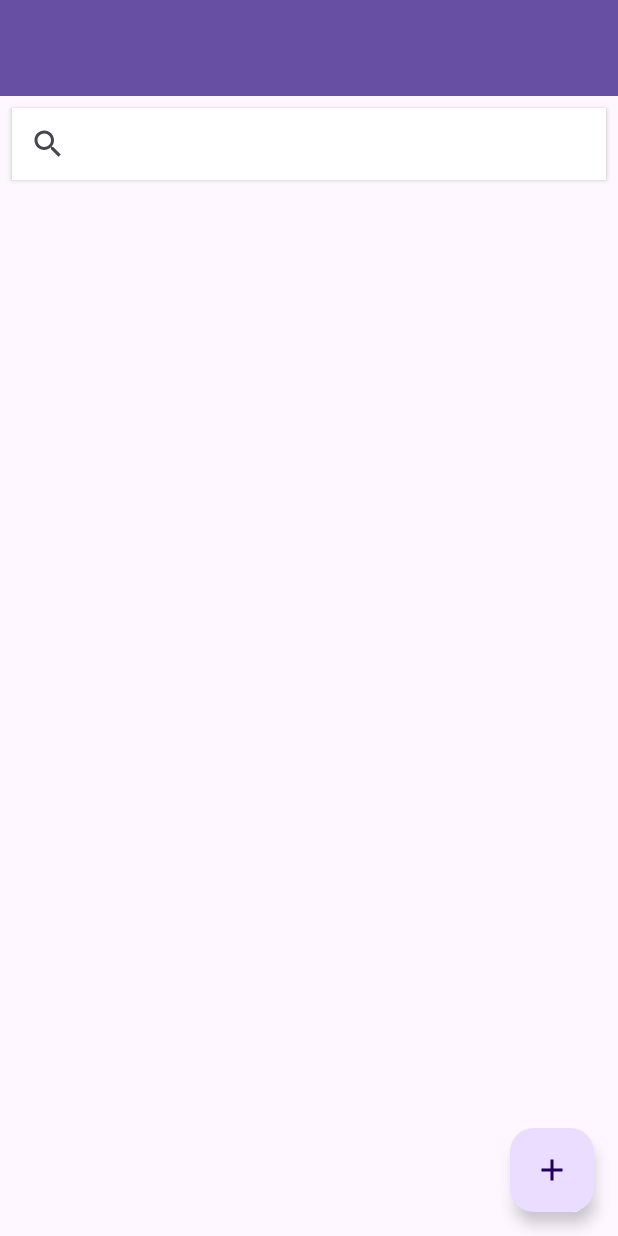
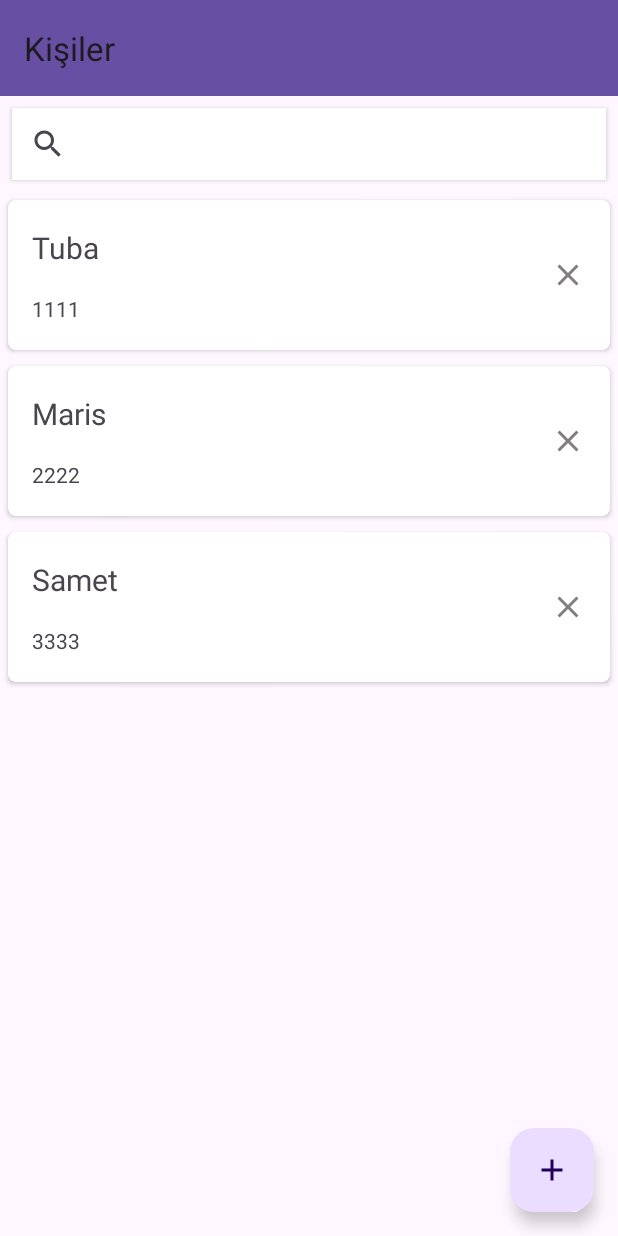
Before and after one commit to tubaranasakar/KisilerUygulamasi, an Android app: the screen it shows after launch (MainActivity), on a phone screen of 412 x 824 dp. Run offline under Robolectric (Android 15) with nearby library versions, the phone set to English and light mode, and no system bars.

Commit message:
RecyclerView için gerekli tüm kodlamalar tamamlandı.

```diff
--- a/app/src/main/java/com/example/kisileruygulamasi/ui/adapter/KisilerAdapter.kt
+++ b/app/src/main/java/com/example/kisileruygulamasi/ui/adapter/KisilerAdapter.kt
@@ -1,12 +1,16 @@
 package com.example.kisileruygulamasi.ui.adapter
 
 import android.content.Context
+import android.util.Log
 import android.view.LayoutInflater
 import android.view.ViewGroup
+import androidx.navigation.Navigation
 import androidx.recyclerview.widget.RecyclerView
 import com.example.kisileruygulamasi.data.entity.Kisiler
 import com.example.kisileruygulamasi.databinding.CardTasarimBinding
 import com.example.kisileruygulamasi.databinding.FragmentAnaSayfaBinding
+import com.example.kisileruygulamasi.ui.fragment.AnaSayfaFragmentDirections
+import com.google.android.material.snackbar.Snackbar
 
 class KisilerAdapter(var mContext:Context,var kisilerListesi:List<Kisiler>) : RecyclerView.Adapter<KisilerAdapter.CardTasarimTutucu>() {
 
@@ -14,18 +18,41 @@ class KisilerAdapter(var mContext:Context,var kisilerListesi:List<Kisiler>) : Re
     inner class CardTasarimTutucu(var tasarim:CardTasarimBinding) : RecyclerView.ViewHolder(tasarim.root)
 
     override fun onCreateViewHolder(parent: ViewGroup, viewType: Int): CardTasarimTutucu {
-        //viewBinding kurulumunun buraa yapılması gerekir
+        // ViewBinding kurulumunun burada yapılması gerekir
         val binding = CardTasarimBinding.inflate(LayoutInflater.from(mContext),parent,false)
         return CardTasarimTutucu(binding)
 
     }
 
     override fun onBindViewHolder(holder: CardTasarimTutucu, position: Int) {
+        // Asıl önemli kısım burasıdır. Yapılacak tüm işlemler burada gerçekleştirilir.
+        val kisi = kisilerListesi.get(position)
+        val t = holder.tasarim
+
+        t.textViewKisiAd.text = kisi.kisi_ad
+        t.textViewKisiTel.text = kisi.kisi_tel
+
+        t.cardViewSatir.setOnClickListener {
+            val gecis = AnaSayfaFragmentDirections.kisiDetayGecis(kisi = kisi)
+            Navigation.findNavController(it).navigate(gecis)
+        }
+
+        t.imageViewSil.setOnClickListener {
+            Snackbar.make(it,"${kisi.kisi_ad} silinsin mi? ",Snackbar.LENGTH_SHORT)
+                .setAction("EVET"){
+                    sil(kisi.kisi_id.toString())
+                }
+                .show()
+        }
     }
 
-    override fun getItemCount(): Int { //kaç tane item olacak burada belirtilir
+    override fun getItemCount(): Int {
+        //Kaç tane item olacak burada belirtilir
         return kisilerListesi.size
+    }
 
+    fun sil(kisi_Id:String){
+        Log.e("Kişi Sil",kisi_Id.toString())
     }
 
 }
--- a/app/src/main/java/com/example/kisileruygulamasi/ui/fragment/AnaSayfaFragment.kt
+++ b/app/src/main/java/com/example/kisileruygulamasi/ui/fragment/AnaSayfaFragment.kt
@@ -8,13 +8,31 @@ import android.view.View
 import android.view.ViewGroup
 import android.widget.SearchView.OnQueryTextListener
 import androidx.navigation.Navigation
+import androidx.recyclerview.widget.LinearLayoutManager
 import com.example.kisileruygulamasi.R
+import com.example.kisileruygulamasi.data.entity.Kisiler
 import com.example.kisileruygulamasi.databinding.FragmentAnaSayfaBinding
+import com.example.kisileruygulamasi.ui.adapter.KisilerAdapter
 
 class AnaSayfaFragment : Fragment() {
     private lateinit var binding: FragmentAnaSayfaBinding
     override fun onCreateView(inflater: LayoutInflater, container: ViewGroup?, savedInstanceState: Bundle?): View? {
         binding = FragmentAnaSayfaBinding.inflate(inflater, container, false)
+
+        binding.toolbarAnasayfa.title = "Kişiler"
+
+        binding.rv.layoutManager = LinearLayoutManager(requireContext()) //Listelenmenin alt alta görünmesini sağlar
+
+        val kisilerListesi = ArrayList<Kisiler>()
+        val k1 = Kisiler(1,"Tuba","1111")
+        val k2 = Kisiler(2,"Maris","2222")
+        val k3 = Kisiler(3,"Samet","3333")
+        kisilerListesi.add(k1)
+        kisilerListesi.add(k2)
+        kisilerListesi.add(k3)
+
+        val kisilerAdapter = KisilerAdapter(requireContext(),kisilerListesi)
+        binding.rv.adapter = kisilerAdapter //Listeyi görüntülemeyi sağlar
 
         binding.fab.setOnClickListener {
             Navigation.findNavController(it).navigate(R.id.kisiKayitGecis) //bağlantımız sayesinde KisiKayitFragmenta geçiş sağlandı
--- a/app/src/main/res/layout/fragment_ana_sayfa.xml
+++ b/app/src/main/res/layout/fragment_ana_sayfa.xml
@@ -43,4 +43,14 @@
         app:layout_constraintStart_toStartOf="parent"
         app:layout_constraintTop_toBottomOf="@+id/toolbarAnasayfa" />
 
+    <androidx.recyclerview.widget.RecyclerView
+        android:id="@+id/rv"
+        android:layout_width="0dp"
+        android:layout_height="0dp"
+        android:layout_marginTop="8dp"
+        app:layout_constraintBottom_toBottomOf="parent"
+        app:layout_constraintEnd_toEndOf="parent"
+        app:layout_constraintStart_toStartOf="parent"
+        app:layout_constraintTop_toBottomOf="@+id/searchView" />
+
 </androidx.constraintlayout.widget.ConstraintLayout>
```
